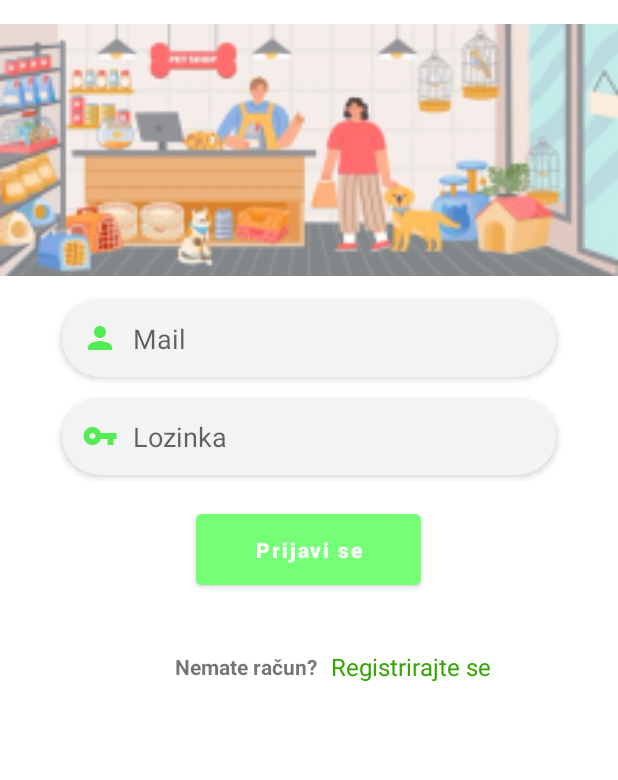
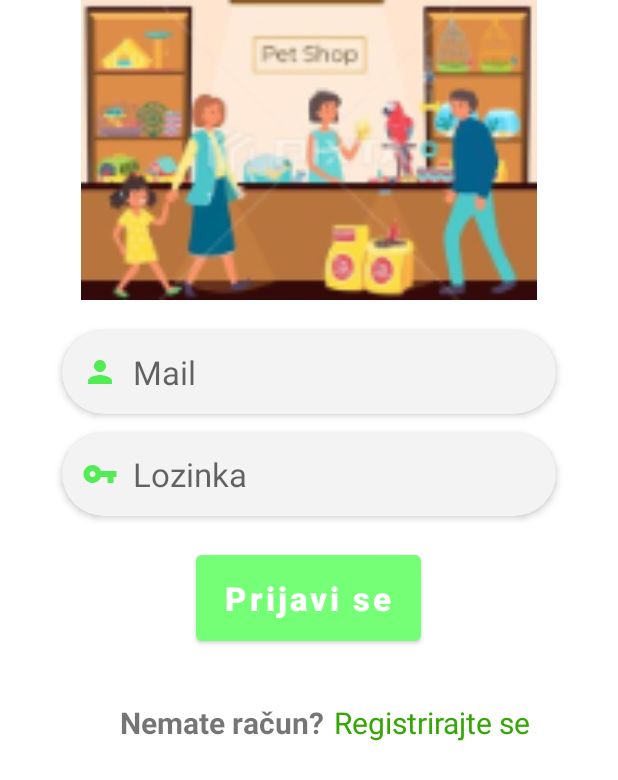
Before and after one commit to Xerokee/VUV_Azil, an Android app: the LoginActivity screen opened directly, with no data from a screen before it, on a phone screen of 412 x 824 dp. Shown: the top 780 px of the screen. Run offline under Robolectric (Android 15) with nearby library versions, the light colour scheme and no system bars; our stand-ins replace Firebase (no records; nobody signed in at launch, a user with empty details on screens opened directly); Roboto replaces fonts that are not available here.

Commit message:
Improved Login and Register

```diff
--- a/app/src/main/res/layout/activity_login.xml
+++ b/app/src/main/res/layout/activity_login.xml
@@ -21,12 +21,14 @@
         android:id="@+id/email_login"
         android:layout_width="0dp"
         android:layout_height="wrap_content"
+        android:layout_marginTop="20dp"
         android:background="@drawable/edittext_background"
         android:drawableLeft="@drawable/ic_baseline_person_24"
         android:drawablePadding="10dp"
         android:elevation="3dp"
+        android:hint="Mail"
+        android:textSize="22sp"
         android:padding="13dp"
-        android:hint="Mail"
         app:layout_constraintEnd_toEndOf="parent"
         app:layout_constraintStart_toStartOf="parent"
         app:layout_constraintTop_toBottomOf="@+id/reg_img"
@@ -36,19 +38,19 @@
         android:id="@+id/password_login"
         android:layout_width="0dp"
         android:layout_height="wrap_content"
-        android:layout_marginTop="14dp"
+        android:layout_marginTop="12dp"
         android:background="@drawable/edittext_background"
         android:drawableLeft="@drawable/keylog"
         android:drawablePadding="10dp"
         android:elevation="3dp"
+        android:hint="Lozinka"
+        android:textSize="22sp"
+        android:inputType="textPassword"
         android:padding="13dp"
-        android:hint="Lozinka"
-        android:inputType="textPassword"
         app:layout_constraintEnd_toEndOf="parent"
         app:layout_constraintStart_toStartOf="parent"
         app:layout_constraintTop_toBottomOf="@+id/email_login"
-        app:layout_constraintWidth_percent=".8"
-        tools:layout_editor_absoluteY="274dp" />
+        app:layout_constraintWidth_percent=".8" />
 
     <Button
         android:id="@+id/login_btn"
@@ -57,6 +59,7 @@
         android:layout_marginTop="20dp"
         android:padding="14dp"
         android:text="Prijavi se"
+        android:textSize="22sp"
         android:textAllCaps="false"
         android:textStyle="bold"
         app:layout_constraintEnd_toEndOf="parent"
@@ -69,10 +72,11 @@
         android:layout_width="wrap_content"
         android:layout_height="wrap_content"
         android:text="Nemate račun?"
+        android:textSize="20sp"
         android:textStyle="bold"
         app:layout_constraintBottom_toBottomOf="parent"
         app:layout_constraintEnd_toEndOf="parent"
-        app:layout_constraintHorizontal_bias="0.367"
+        app:layout_constraintHorizontal_bias="0.289"
         app:layout_constraintStart_toStartOf="parent"
         app:layout_constraintTop_toBottomOf="@+id/login_btn"
         app:layout_constraintVertical_bias="0.095" />
@@ -82,9 +86,9 @@
         android:layout_width="wrap_content"
         android:layout_height="wrap_content"
         android:text="Registrirajte se"
+        android:textSize="20sp"
         android:textColor="@color/purple_700"
         app:layout_constraintHorizontal_bias="0.1"
-        android:textSize="16sp"
         app:layout_constraintBottom_toBottomOf="@+id/textView"
         app:layout_constraintEnd_toEndOf="parent"
         app:layout_constraintStart_toEndOf="@+id/textView"
--- a/app/src/main/res/layout/activity_main.xml
+++ b/app/src/main/res/layout/activity_main.xml
@@ -33,7 +33,7 @@
        android:id="@+id/imageView"
        android:layout_width="300dp"
        android:layout_height="300dp"
-       android:src="@mipmap/getaapet"
+       android:src="@mipmap/petshop"
        app:layout_constraintBottom_toBottomOf="parent"
        app:layout_constraintEnd_toEndOf="parent"
        app:layout_constraintStart_toStartOf="parent"
```
Also changed, not shown: app/src/main/res/layout/activity_registration.xml (+12 -6 lines), app/src/main/res/mipmap-xxxhdpi/getaapet.jpg (deleted), app/src/main/res/mipmap-xxxhdpi/loginbg.jpg, app/src/main/res/mipmap-xxxhdpi/petshop.jpg (added), app/src/main/res/mipmap-xxxhdpi/regbg.jpg.
